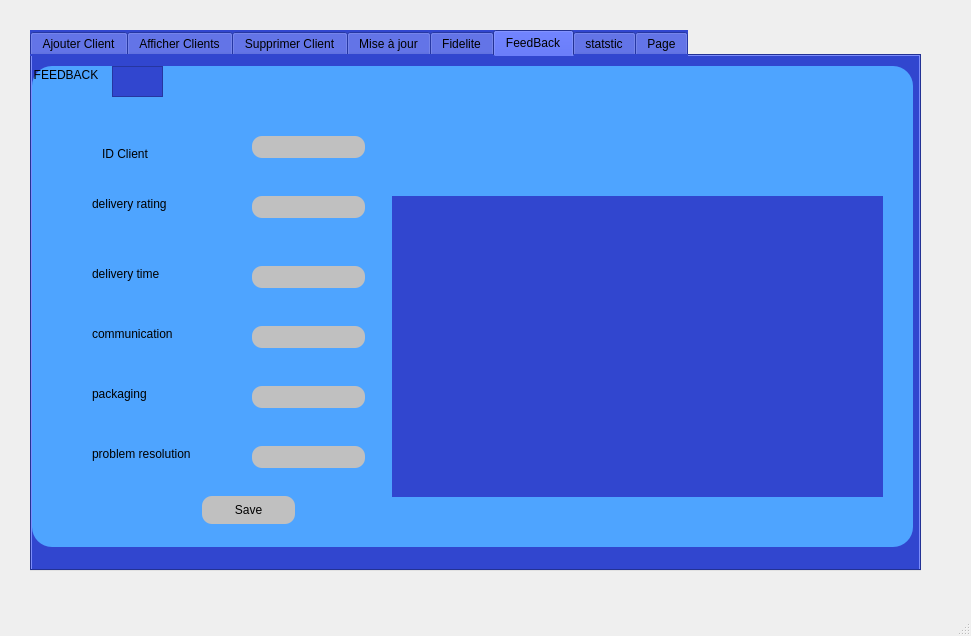
Above: mainwindow.ui from Esprit-UP-Algo/projetcpp-2a33-smart-delivery-product before the change. Below: the same form after it.
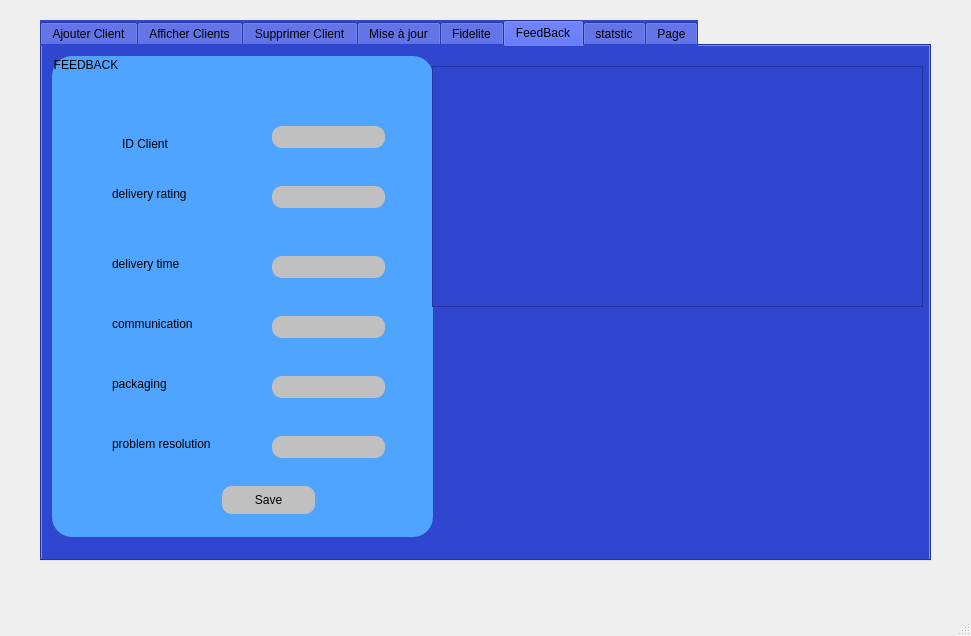
That is the form after the change. The open tabs and pages were chosen to show the change. Icons and pictures are not drawn.

```diff
--- a/mainwindow.ui
+++ b/mainwindow.ui
@@ -17,8 +17,8 @@
    <widget class="QTabWidget" name="statistique">
     <property name="geometry">
      <rect>
-      <x>30</x>
-      <y>30</y>
+      <x>40</x>
+      <y>20</y>
       <width>891</width>
       <height>541</height>
      </rect>
@@ -1331,9 +1331,9 @@
      <widget class="QGroupBox" name="groupBox_4">
       <property name="geometry">
        <rect>
-        <x>0</x>
+        <x>10</x>
         <y>10</y>
-        <width>881</width>
+        <width>381</width>
         <height>481</height>
        </rect>
       </property>
@@ -1694,30 +1694,33 @@
         <string>ID Client</string>
        </property>
       </widget>
-      <widget class="QTableView" name="tab_FeedBack">
-       <property name="geometry">
-        <rect>
-         <x>80</x>
-         <y>0</y>
-         <width>51</width>
-         <height>31</height>
-        </rect>
-       </property>
       </widget>
       <widget class="QLabel" name="label_27">
        <property name="geometry">
         <rect>
-         <x>360</x>
-         <y>130</y>
+        <x>480</x>
+        <y>50</y>
+        <width>141</width>
+        <height>151</height>
+       </rect>
+      </property>
+      <property name="text">
+       <string/>
+      </property>
+     </widget>
+     <widget class="QTableView" name="tab_FeedBack">
+      <property name="geometry">
+       <rect>
+        <x>390</x>
+        <y>20</y>
          <width>491</width>
-         <height>301</height>
-        </rect>
-       </property>
-       <property name="text">
-        <string/>
-       </property>
-      </widget>
-     </widget>
+        <height>241</height>
+       </rect>
+      </property>
+     </widget>
+     <zorder>label_27</zorder>
+     <zorder>groupBox_4</zorder>
+     <zorder>tab_FeedBack</zorder>
     </widget>
     <widget class="QWidget" name="stat">
      <property name="toolTipDuration">
```
Left out of the diff: 8 changed lines with no effect on the pictures. Lines whose indentation alone changed are shown as unchanged.
